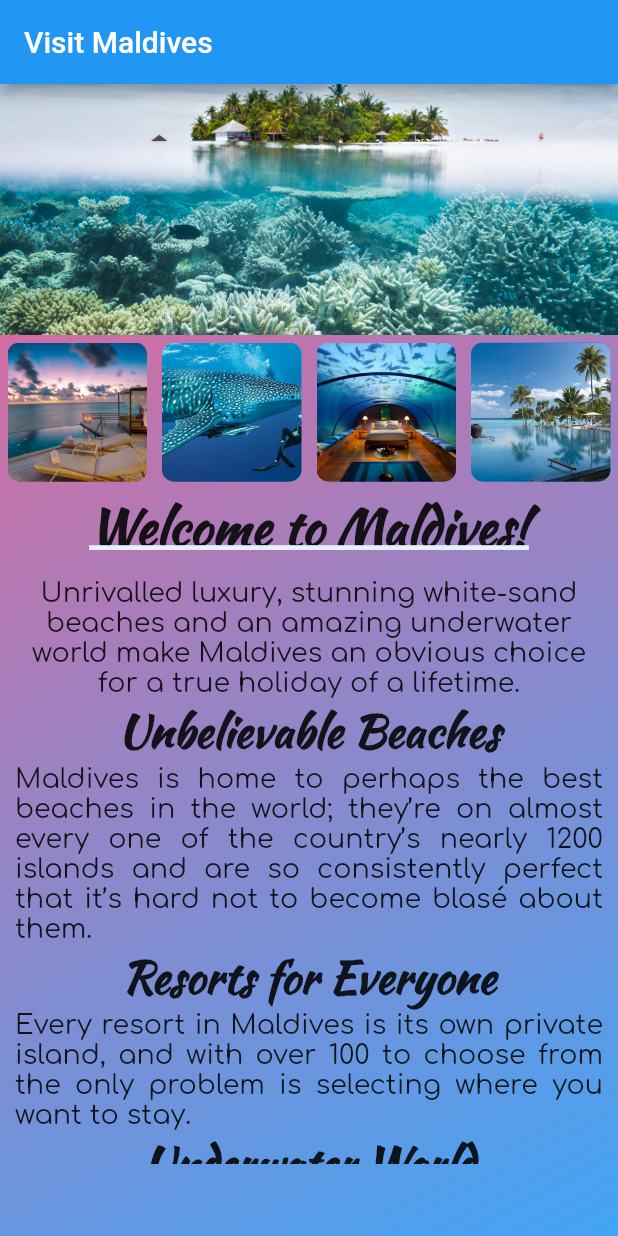
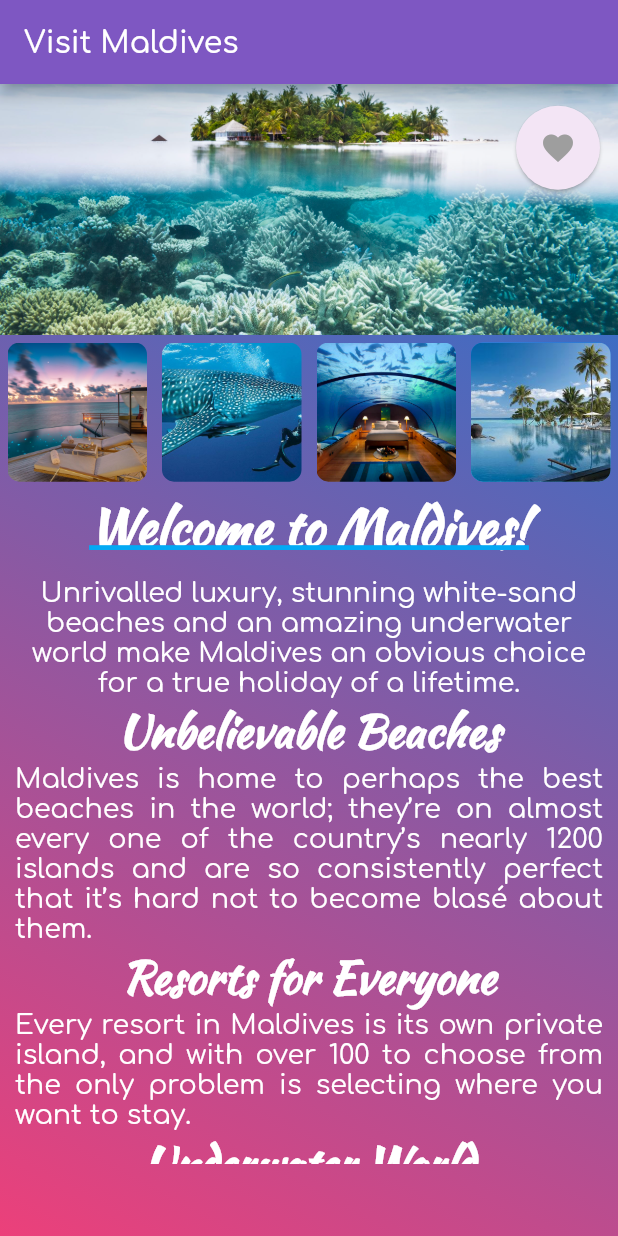
Before and after one commit to a-roseanne/FlutterWidgetsAngel, a Flutter app: the screen it shows after launch, on a phone screen of 412 x 824 dp. Run offline on Flutter 3.47's test engine with Material 2 defaults, Android fonts, the phone set to English and light mode, and no system bars.

Commit message:
fab + color changes

```diff
--- a/lib/main.dart
+++ b/lib/main.dart
@@ -3,6 +3,8 @@ import 'package:flutter/material.dart';
 void main() {
   runApp(MyApp());
 }
+
+bool pressed = false;
 
 class MyApp extends StatefulWidget {
   @override
@@ -15,19 +17,26 @@ class _MyAppState extends State<MyApp> {
     Text(
       "Unrivalled luxury, stunning white-sand beaches and an amazing underwater world make Maldives an obvious choice for a true holiday of a lifetime.",
       textAlign: TextAlign.center,
-      style: TextStyle(fontSize: 18, fontFamily: "Comfortaa-VariableFont_wght"),
+      style: TextStyle(
+          fontSize: 18,
+          fontFamily: "Comfortaa-VariableFont_wght",
+          color: Colors.white),
     ),
     Text("Unbelievable Beaches",
         textAlign: TextAlign.center,
         style: TextStyle(
           fontWeight: FontWeight.bold,
           fontSize: 30,
+          color: Colors.white,
           fontFamily: "KaushanScript-Regular",
         )),
     Text(
       "Maldives is home to perhaps the best beaches in the world; they’re on almost every one of the country’s nearly 1200 islands and are so consistently perfect that it’s hard not to become blasé about them.",
       textAlign: TextAlign.justify,
-      style: TextStyle(fontSize: 18, fontFamily: "Comfortaa-VariableFont_wght"),
+      style: TextStyle(
+          fontSize: 18,
+          fontFamily: "Comfortaa-VariableFont_wght",
+          color: Colors.white),
     ),
     Text("Resorts for Everyone",
         textAlign: TextAlign.center,
@@ -35,11 +44,14 @@ class _MyAppState extends State<MyApp> {
             fontWeight: FontWeight.bold,
             fontSize: 30,
             fontFamily: "KaushanScript-Regular",
-        )),
+            color: Colors.white)),
     Text(
       "Every resort in Maldives is its own private island, and with over 100 to choose from the only problem is selecting where you want to stay.",
       textAlign: TextAlign.justify,
-      style: TextStyle(fontSize: 18, fontFamily: "Comfortaa-VariableFont_wght"),
+      style: TextStyle(
+          fontSize: 18,
+          fontFamily: "Comfortaa-VariableFont_wght",
+          color: Colors.white),
     ),
     Text("Underwater World",
         textAlign: TextAlign.center,
@@ -47,11 +59,14 @@ class _MyAppState extends State<MyApp> {
             fontWeight: FontWeight.bold,
             fontSize: 30,
             fontFamily: "KaushanScript-Regular",
-        )),
+            color: Colors.white)),
     Text(
       "With some of the best diving and snorkelling in the world, the clear waters of Maldives are a magnet for anyone with an interest in marine life.",
       textAlign: TextAlign.justify,
-      style: TextStyle(fontSize: 18, fontFamily: "Comfortaa-VariableFont_wght"),
+      style: TextStyle(
+          fontSize: 18,
+          fontFamily: "Comfortaa-VariableFont_wght",
+          color: Colors.white),
     ),
     Text("Independent Travel",
         textAlign: TextAlign.center,
@@ -59,7 +74,7 @@ class _MyAppState extends State<MyApp> {
             fontWeight: FontWeight.bold,
             fontSize: 30,
             fontFamily: "KaushanScript-Regular",
-        )),
+            color: Colors.white)),
     Text(
       "Maldives has undergone seismic change in the past 10 years, since inhabited islands have been opened to tourism and locals permitted to build their own guesthouses.",
       textAlign: TextAlign.justify,
@@ -73,11 +88,15 @@ class _MyAppState extends State<MyApp> {
       debugShowCheckedModeBanner: false,
       home: Scaffold(
         appBar: AppBar(
-          title: Text("Visit Maldives"),
+          title: Text("Visit Maldives",
+              style: TextStyle(
+                  color: Colors.white,
+                  fontFamily: "Comfortaa-VariableFont_wght")),
+          backgroundColor: Colors.deepPurple[400],
         ),
-
-        // body: ListView(children: contentList),
-        body: Container(
+        body: Stack(
+          children: <Widget>[
+            Container(
                 child: Column(
                   children: <Widget>[
                     //banner
@@ -93,7 +112,8 @@ class _MyAppState extends State<MyApp> {
                     Flexible(
                       flex: 1,
                       child: Container(
-                    decoration: BoxDecoration(color: Colors.blueAccent[800]),
+                        decoration:
+                            BoxDecoration(color: Colors.blueAccent[800]),
                         child: Row(
                           children: <Widget>[
                             Flexible(
@@ -140,8 +160,8 @@ class _MyAppState extends State<MyApp> {
                                       image: DecorationImage(
                                           fit: BoxFit.cover,
                                           image: AssetImage('assets/d.jpg')),
-                                  borderRadius:
-                                      BorderRadius.all(Radius.circular(8.0)),
+                                      borderRadius: BorderRadius.all(
+                                          Radius.circular(8.0)),
                                       gradient: LinearGradient(
                                           begin: Alignment.topCenter,
                                           end: Alignment.bottomCenter,
@@ -162,8 +182,9 @@ class _MyAppState extends State<MyApp> {
                           fontWeight: FontWeight.bold,
                           fontFamily: "KaushanScript-Regular",
                           decoration: TextDecoration.underline,
-                      decorationColor: Colors.blue[50],
+                          decorationColor: Colors.lightBlue,
                           decorationThickness: 2,
+                          color: Colors.white,
                           decorationStyle: TextDecorationStyle.solid,
                         )),
                     //listview
@@ -177,9 +198,36 @@ class _MyAppState extends State<MyApp> {
                 ),
                 decoration: BoxDecoration(
                     gradient: LinearGradient(
-                    begin: Alignment.bottomRight,
-                    end: Alignment.topLeft,
-                    colors: <Color>[Colors.blue[400], Colors.pink[300]]))),
+                        begin: Alignment.topRight,
+                        end: Alignment.bottomLeft,
+                        colors: <Color>[Colors.blue[700], Colors.pink[400]]))),
+            // Align(
+            //   alignment: Alignment.topRight,
+            // ),
+          ],
+        ),
+        floatingActionButtonLocation: FloatingActionButtonLocation.miniEndTop,
+        floatingActionButton: Container(
+          child: FloatingActionButton(
+            onPressed: () {
+              setState(() {
+                if (pressed) {
+                  pressed = !pressed;
+                } else {
+                  pressed = !pressed;
+                }
+              });
+            },
+            child: Icon(
+              Icons.favorite,
+              color: pressed ? Colors.pink : Colors.grey,
+            ),
+            splashColor: Colors.pink[100],
+            backgroundColor: Colors.purple[50],
+            elevation: 1,
+          ),
+          padding: const EdgeInsets.only(top: 85.0),
+        ),
       ),
     );
   }
```
Lines whose indentation alone changed are shown as unchanged.
